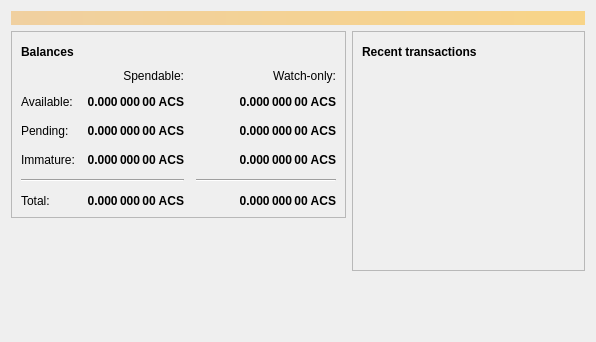
This is src/qt/forms/overviewpage.ui in Fintefy/bitcoin as Qt 5 draws it before an edit. The edited form follows.
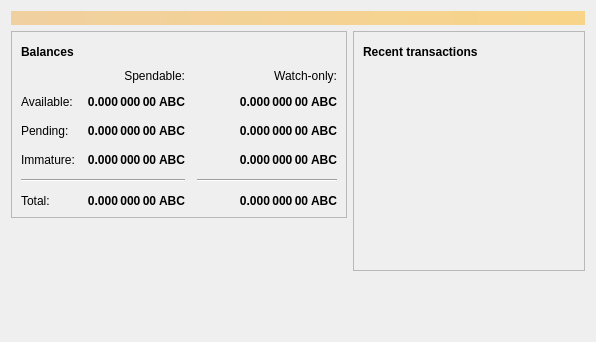
This is the edited form. Icons and pictures are not drawn.

Diff of the .ui file:
```diff
--- a/src/qt/forms/overviewpage.ui
+++ b/src/qt/forms/overviewpage.ui
@@ -129,7 +129,7 @@
                <string>Unconfirmed transactions to watch-only addresses</string>
               </property>
               <property name="text">
-               <string notr="true">0.000 000 00 ACS</string>
+               <string notr="true">0.000 000 00 ABC</string>
               </property>
               <property name="alignment">
                <set>Qt::AlignRight|Qt::AlignTrailing|Qt::AlignVCenter</set>
@@ -154,7 +154,7 @@
                <string>Total of transactions that have yet to be confirmed, and do not yet count toward the spendable balance</string>
               </property>
               <property name="text">
-               <string notr="true">0.000 000 00 ACS</string>
+               <string notr="true">0.000 000 00 ABC</string>
               </property>
               <property name="alignment">
                <set>Qt::AlignRight|Qt::AlignTrailing|Qt::AlignVCenter</set>
@@ -179,7 +179,7 @@
                <string>Mined balance in watch-only addresses that has not yet matured</string>
               </property>
               <property name="text">
-               <string notr="true">0.000 000 00 ACS</string>
+               <string notr="true">0.000 000 00 ABC</string>
               </property>
               <property name="alignment">
                <set>Qt::AlignRight|Qt::AlignTrailing|Qt::AlignVCenter</set>
@@ -237,7 +237,7 @@
                <string>Mined balance that has not yet matured</string>
               </property>
               <property name="text">
-               <string notr="true">0.000 000 00 ACS</string>
+               <string notr="true">0.000 000 00 ABC</string>
               </property>
               <property name="alignment">
                <set>Qt::AlignRight|Qt::AlignTrailing|Qt::AlignVCenter</set>
@@ -282,7 +282,7 @@
                <string>Your current total balance</string>
               </property>
               <property name="text">
-               <string notr="true">0.000 000 00 ACS</string>
+               <string notr="true">0.000 000 00 ABC</string>
               </property>
               <property name="alignment">
                <set>Qt::AlignRight|Qt::AlignTrailing|Qt::AlignVCenter</set>
@@ -307,7 +307,7 @@
                <string>Current total balance in watch-only addresses</string>
               </property>
               <property name="text">
-               <string notr="true">0.000 000 00 ACS</string>
+               <string notr="true">0.000 000 00 ABC</string>
               </property>
               <property name="alignment">
                <set>Qt::AlignRight|Qt::AlignTrailing|Qt::AlignVCenter</set>
@@ -349,7 +349,7 @@
                <string>Your current spendable balance</string>
               </property>
               <property name="text">
-               <string notr="true">0.000 000 00 ACS</string>
+               <string notr="true">0.000 000 00 ABC</string>
               </property>
               <property name="alignment">
                <set>Qt::AlignRight|Qt::AlignTrailing|Qt::AlignVCenter</set>
@@ -374,7 +374,7 @@
                <string>Your current balance in watch-only addresses</string>
               </property>
               <property name="text">
-               <string notr="true">0.000 000 00 ACS</string>
+               <string notr="true">0.000 000 00 ABC</string>
               </property>
               <property name="alignment">
                <set>Qt::AlignRight|Qt::AlignTrailing|Qt::AlignVCenter</set>
```
